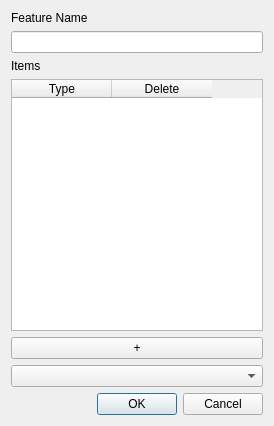
Loop3D/plugin_loopstructural, file loopstructural/gui/modelling/geological_model_tab/add_foliation_dialog.ui: the form before one commit.
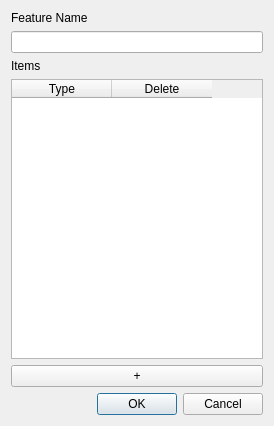
The form after the commit.

Commit message: fix: remove feature selector from foliation dialog

Patch:
```diff
--- a/loopstructural/gui/modelling/geological_model_tab/add_foliation_dialog.ui
+++ b/loopstructural/gui/modelling/geological_model_tab/add_foliation_dialog.ui
@@ -61,13 +61,6 @@
      </property>
     </widget>
    </item>
-   <item>
-    <widget class="QComboBox" name="modelFeatureComboBox">
-     <property name="toolTip">
-      <string>&lt;html&gt;&lt;head/&gt;&lt;body&gt;&lt;p&gt;Link fold to feature&lt;/p&gt;&lt;/body&gt;&lt;/html&gt;</string>
-     </property>
-    </widget>
-   </item>
    <item>
     <widget class="QDialogButtonBox" name="buttonBox">
      <property name="standardButtons">
```
The commit also changes 1 other file.
